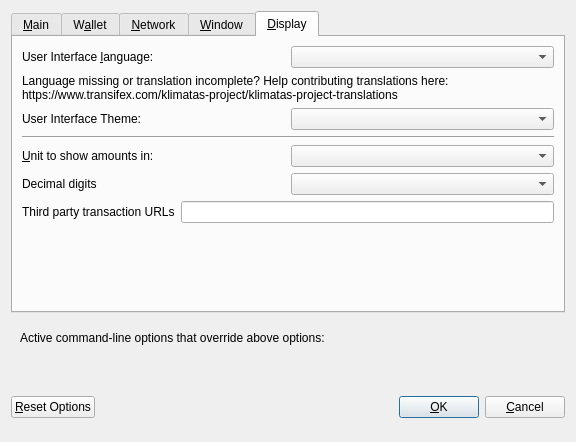
klimatas/klimatas-core, file src/qt/forms/optionsdialog.ui: the form before one commit.
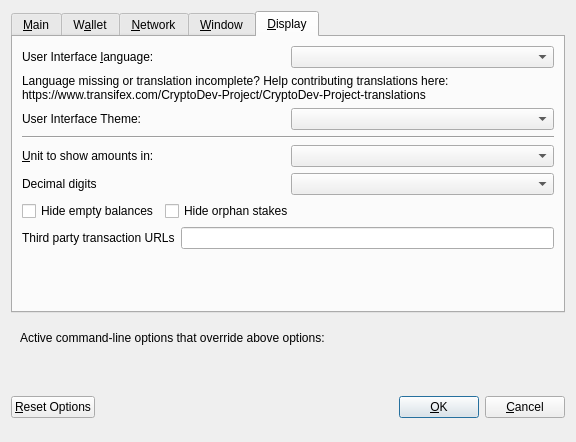
The form after the commit. The open tabs and pages were chosen to show the change. Custom widgets are drawn as their Qt base class.

Commit message: Klimatas upgrade to latest PIVX version

```diff
--- a/src/qt/forms/optionsdialog.ui
+++ b/src/qt/forms/optionsdialog.ui
@@ -473,7 +473,7 @@
          </property>
          <property name="text">
           <string>Language missing or translation incomplete? Help contributing translations here:
-https://www.transifex.com/klimatas-project/klimatas-project-translations</string>
+https://www.transifex.com/CryptoDev-Project/CryptoDev-Project-translations</string>
          </property>
          <property name="wordWrap">
           <bool>true</bool>
@@ -487,7 +487,7 @@
         </widget>
        </item>
        <item>
-        <layout class="QHBoxLayout" name="horizontalLayout_4_Display" stretch="0,0">
+        <layout class="QHBoxLayout" name="horizontalLayout_2_Display" stretch="0,0">
          <item>
           <widget class="QLabel" name="themeLabel">
            <property name="text">
@@ -508,7 +508,7 @@
         </widget>
        </item>
        <item>
-        <layout class="QHBoxLayout" name="horizontalLayout_2_Display">
+        <layout class="QHBoxLayout" name="horizontalLayout_3_Display">
          <item>
           <widget class="QLabel" name="unitLabel">
            <property name="text">
@@ -532,7 +532,7 @@
         </layout>
        </item>
        <item>
-        <layout class="QHBoxLayout" name="horizontalLayout_5_Display">
+        <layout class="QHBoxLayout" name="horizontalLayout_4_Display">
          <item>
           <widget class="QLabel" name="digitsLabel">
            <property name="text">
@@ -546,7 +546,47 @@
         </layout>
        </item>
        <item>
-        <layout class="QHBoxLayout" name="horizontalLayout_3_Display">
+        <layout class="QHBoxLayout" name="horizontalLayout_5_Display">
+         <item>
+          <widget class="QCheckBox" name="checkBoxHideZeroBalances">
+           <property name="toolTip">
+            <string>Hide empty balances</string>
+           </property>
+           <property name="layoutDirection">
+            <enum>Qt::LeftToRight</enum>
+           </property>
+           <property name="text">
+            <string>Hide empty balances</string>
+           </property>
+          </widget>
+         </item>
+         <item>
+          <widget class="QCheckBox" name="checkBoxHideOrphans">
+           <property name="toolTip">
+            <string>Hide orphan stakes in transaction lists</string>
+           </property>
+           <property name="text">
+            <string>Hide orphan stakes</string>
+           </property>
+          </widget>
+         </item>
+         <item>
+          <spacer name="horizontalSpacer">
+           <property name="orientation">
+            <enum>Qt::Horizontal</enum>
+           </property>
+           <property name="sizeHint" stdset="0">
+            <size>
+             <width>40</width>
+             <height>20</height>
+            </size>
+           </property>
+          </spacer>
+         </item>
+        </layout>
+       </item>
+       <item>
+        <layout class="QHBoxLayout" name="horizontalLayout_6_Display">
          <item>
           <widget class="QLabel" name="thirdPartyTxUrlsLabel">
            <property name="toolTip">
```
Left out of the diff: 65 changed lines with no effect on the pictures. The commit also changes 1722 other files.
